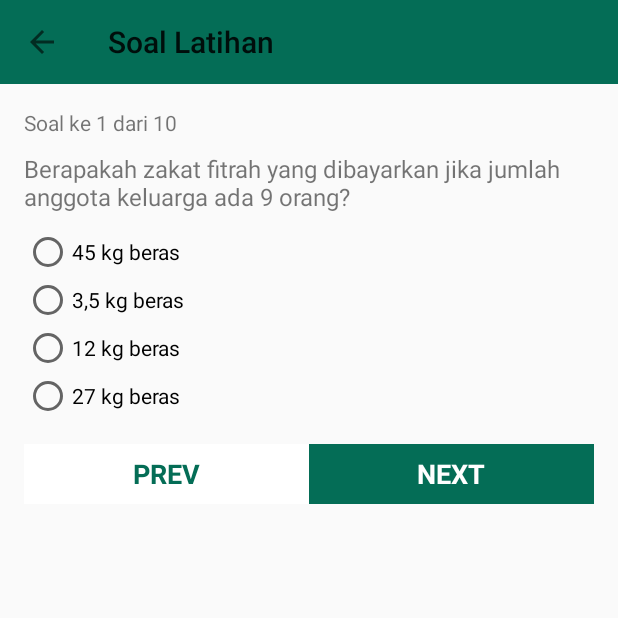
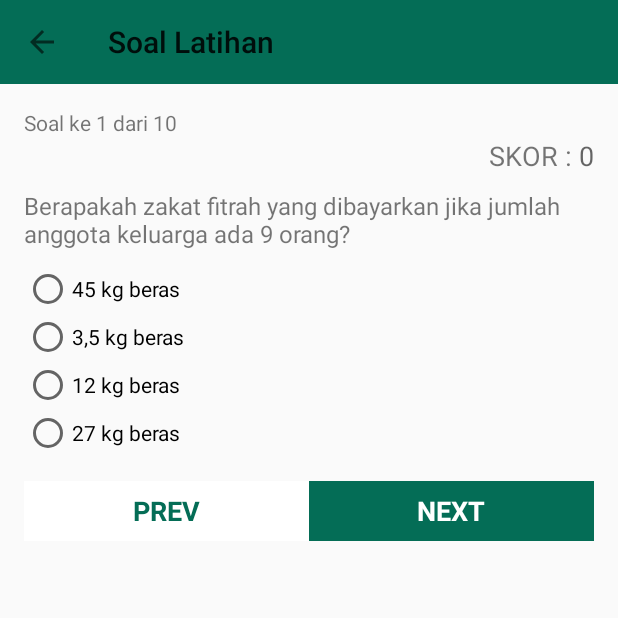
Before and after one commit to IzzatulMillah/ZakatMVVM, an Android app: the DetailLatihanActivity screen opened directly, with no data from a screen before it, on a phone screen of 412 x 824 dp, the top half of it. Run offline under Robolectric (Android 15) with nearby library versions, the phone set to English and light mode, and no system bars; our stand-ins replace Volley; network calls fail; 1 statement that could not run was skipped.

```diff
--- a/app/src/main/java/com/izzatul/bismillahzakatmvvm/latihan/DetailLatihanView.java
+++ b/app/src/main/java/com/izzatul/bismillahzakatmvvm/latihan/DetailLatihanView.java
@@ -15,4 +15,6 @@ public interface DetailLatihanView extends BaseView{
     void showToast(String message);
 
     void showLatihan(Pertanyaan pertanyaan);
+
+    void showLatihan();
 }
--- a/app/src/main/java/com/izzatul/bismillahzakatmvvm/latihan/DetailLatihanViewModel.java
+++ b/app/src/main/java/com/izzatul/bismillahzakatmvvm/latihan/DetailLatihanViewModel.java
@@ -29,20 +29,20 @@ import static android.content.ContentValues.TAG;
 
 public class DetailLatihanViewModel implements ViewModel<DetailLatihanView> {
     private DetailLatihanView detailLatihanView;
+
     public Pertanyaan pertanyaan;
-    private int IdSoal;
+
     private int idLatihan;
+
+    private String jawabanBenar;
     private String url = "http://millah.cyber1011.com/web/services/get-latihan/";
+
     Context mContext;
-    private String jawabanBenar;
-    private int[] idSoal;
 
     public DetailLatihanViewModel(Context mContext) {
         this.mContext = mContext;
-        this.IdSoal = getRandomNumber();
         pertanyaan = new Pertanyaan();
         getKuis();
-//        getData();
         Log.d("Pengambilan Data Soal", pertanyaan.toString());
     }
 
@@ -116,9 +116,8 @@ public class DetailLatihanViewModel implements ViewModel<DetailLatihanView> {
     }
 
     public void getKuis(){
-//        IdSoal = getRandomNumber();
-//        getData();
         ArrayList<Integer> idSoal = new ArrayList<>();
+//        detailLatihanView.showLatihan();
         Log.d("ayam","jalan");
         do{
             idLatihan = getRandomNumber();
@@ -133,7 +132,6 @@ public class DetailLatihanViewModel implements ViewModel<DetailLatihanView> {
         String jwbnBenar;
 
         jwbnBenar = jawabanBenar;
-
         return jwbnBenar;
     }
 
--- a/app/src/main/java/com/izzatul/bismillahzakatmvvm/materi/DeskripsiMateriViewModel.java
+++ b/app/src/main/java/com/izzatul/bismillahzakatmvvm/materi/DeskripsiMateriViewModel.java
@@ -28,7 +28,7 @@ public class DeskripsiMateriViewModel implements ViewModel<DeskripsiMateriView>{
     private DeskripsiMateriView mView;
     public Materi materi;
     private int bundleMateri;
-//    private String url = "http://192.168.43.20/basic/web/services/get-data/";
+
     private String url = "http://millah.cyber1011.com/web/services/get-data/";
     Context mContext;
 
@@ -38,7 +38,7 @@ public class DeskripsiMateriViewModel implements ViewModel<DeskripsiMateriView>{
         materi = new Materi();
         getData();
 //        Log.d("ID MATERI : ", String.valueOf(this.bundleMateri));
-        Log.d("MATERI ViewModel Cons",materi.toString());
+        Log.d("MATERI ViewModel Cons", materi.toString());
     }
 
     @Override
--- a/app/src/main/res/layout/activity_detail_latihan.xml
+++ b/app/src/main/res/layout/activity_detail_latihan.xml
@@ -46,6 +46,26 @@
                 android:id="@+id/tv_jumlah_soal"
                 android:text="10"/>
 
+        </LinearLayout>
+
+        <LinearLayout
+            android:layout_width="match_parent"
+            android:layout_height="wrap_content"
+            android:orientation="horizontal"
+            android:gravity="right">
+
+            <TextView
+                android:layout_width="wrap_content"
+                android:layout_height="wrap_content"
+                android:text="SKOR : "
+                android:textSize="18sp"/>
+
+            <TextView
+                android:id="@+id/tv_skor"
+                android:layout_width="wrap_content"
+                android:layout_height="wrap_content"
+                android:hint="0"
+                android:textSize="18sp" />
         </LinearLayout>
 
         <TextView
```
Also changed, not shown: app/src/main/java/com/izzatul/bismillahzakatmvvm/kalkulator/KalkulatorView.java (added, +13 -0 lines), app/src/main/java/com/izzatul/bismillahzakatmvvm/kalkulator/KalkulatorViewModel.java (added, +49 -0 lines), app/src/main/java/com/izzatul/bismillahzakatmvvm/kalkulator/view/HitungZakatFitrahActivity.java (+47 -16 lines), app/src/main/java/com/izzatul/bismillahzakatmvvm/latihan/DetailLatihanActivity.java (+18 -11 lines), app/src/main/java/com/izzatul/bismillahzakatmvvm/model/ZakatFitrah.java (added, +44 -0 lines).
